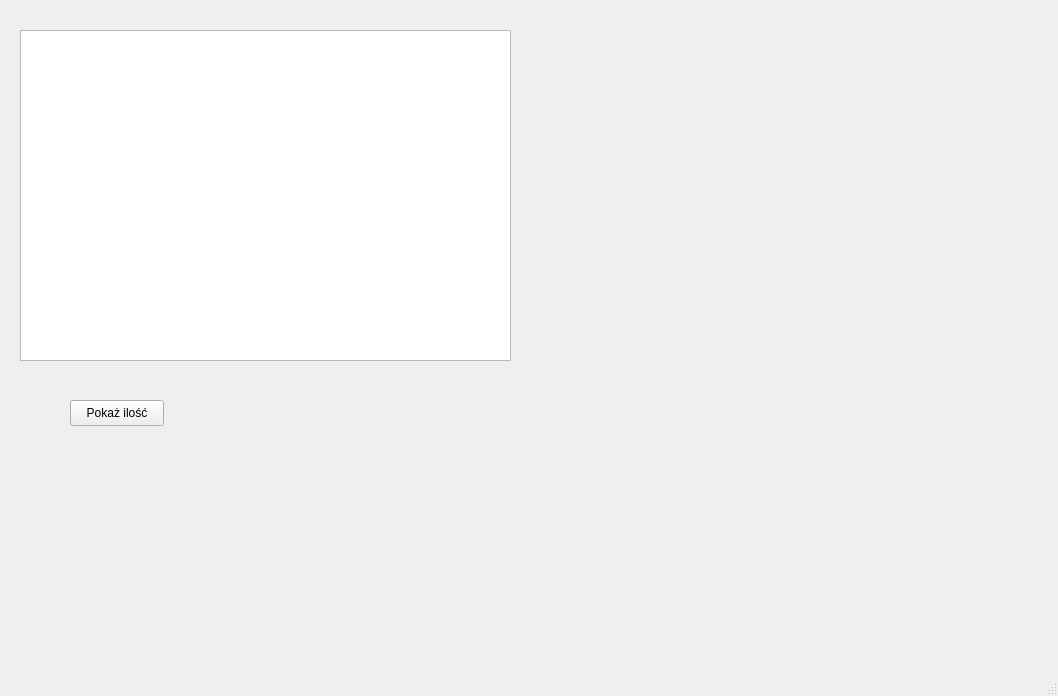
Old version of the form CastoramaInterface/mainwindow.ui in the repository PaulinaRuszczyk/DataAggregationGUI.
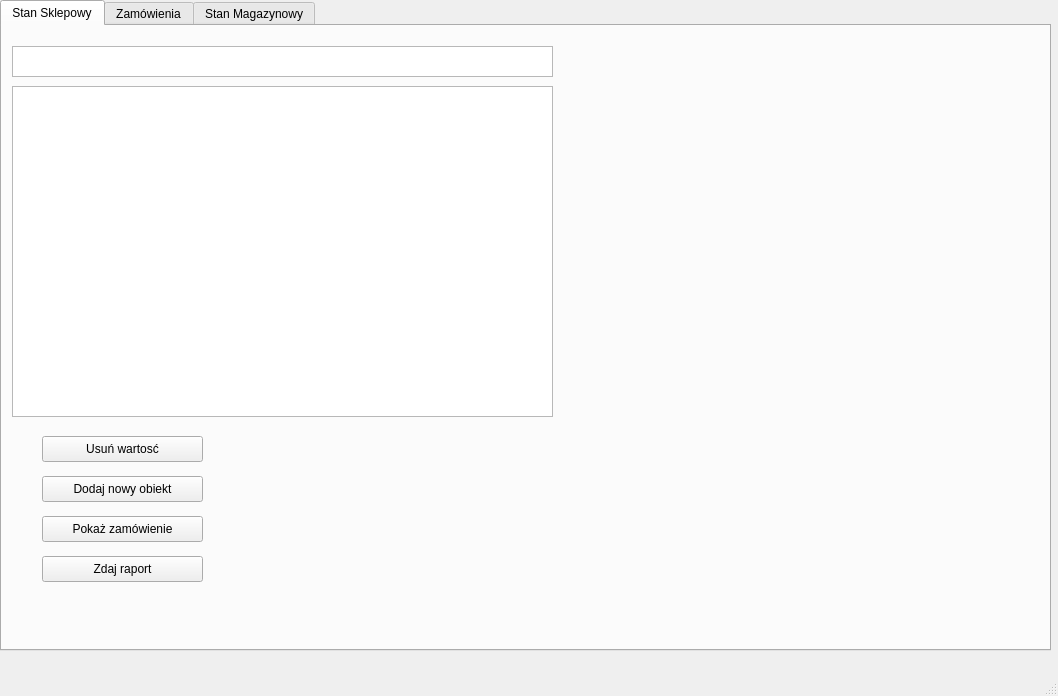
New version of the form. The open tabs and pages were chosen to show the change. Custom widgets are drawn as their Qt base class.

```diff
--- a/CastoramaInterface/mainwindow.ui
+++ b/CastoramaInterface/mainwindow.ui
@@ -14,38 +14,115 @@
    <string>MainWindow</string>
   </property>
   <widget class="QWidget" name="centralwidget">
-   <widget class="QPushButton" name="m_showQuantityButton">
+   <widget class="QTabWidget" name="tabWidget">
     <property name="geometry">
      <rect>
-      <x>70</x>
-      <y>400</y>
-      <width>94</width>
-      <height>26</height>
+      <x>0</x>
+      <y>0</y>
+      <width>1051</width>
+      <height>651</height>
      </rect>
     </property>
-    <property name="text">
-     <string>Pokaż ilość</string>
+    <property name="currentIndex">
+     <number>1</number>
     </property>
-   </widget>
-   <widget class="QListWidget" name="ListsOfObjects">
-    <property name="geometry">
-     <rect>
-      <x>20</x>
-      <y>30</y>
-      <width>491</width>
-      <height>331</height>
-     </rect>
-    </property>
-   </widget>
-   <widget class="QCustomPlot" name="m_Plot" native="true">
-    <property name="geometry">
-     <rect>
-      <x>530</x>
-      <y>220</y>
-      <width>421</width>
-      <height>361</height>
-     </rect>
-    </property>
+    <widget class="QWidget" name="StanSklepowy">
+     <attribute name="title">
+      <string>Stan Sklepowy</string>
+     </attribute>
+     <widget class="QTextEdit" name="m_searchBox">
+      <property name="geometry">
+       <rect>
+        <x>10</x>
+        <y>20</y>
+        <width>541</width>
+        <height>31</height>
+       </rect>
+      </property>
+     </widget>
+     <widget class="QCustomPlot" name="m_Plot" native="true">
+      <property name="geometry">
+       <rect>
+        <x>590</x>
+        <y>40</y>
+        <width>421</width>
+        <height>361</height>
+       </rect>
+      </property>
+     </widget>
+     <widget class="QListWidget" name="ListsOfObjects">
+      <property name="geometry">
+       <rect>
+        <x>10</x>
+        <y>60</y>
+        <width>541</width>
+        <height>331</height>
+       </rect>
+      </property>
+     </widget>
+     <widget class="QPushButton" name="m_showQuantityButton">
+      <property name="geometry">
+       <rect>
+        <x>40</x>
+        <y>410</y>
+        <width>161</width>
+        <height>26</height>
+       </rect>
+      </property>
+      <property name="text">
+       <string>Usuń wartosć</string>
+      </property>
+     </widget>
+     <widget class="QPushButton" name="pushButton">
+      <property name="geometry">
+       <rect>
+        <x>40</x>
+        <y>450</y>
+        <width>161</width>
+        <height>26</height>
+       </rect>
+      </property>
+      <property name="text">
+       <string>Dodaj nowy obiekt</string>
+      </property>
+     </widget>
+     <widget class="QPushButton" name="pushButton_2">
+      <property name="geometry">
+       <rect>
+        <x>40</x>
+        <y>490</y>
+        <width>161</width>
+        <height>26</height>
+       </rect>
+      </property>
+      <property name="text">
+       <string>Pokaż zamówienie</string>
+      </property>
+     </widget>
+     <widget class="QPushButton" name="pushButton_3">
+      <property name="geometry">
+       <rect>
+        <x>40</x>
+        <y>530</y>
+        <width>161</width>
+        <height>26</height>
+       </rect>
+      </property>
+      <property name="text">
+       <string>Zdaj raport</string>
+      </property>
+     </widget>
+    </widget>
+    <widget class="QWidget" name="Zamowienia">
+     <attribute name="title">
+      <string>Zamówienia</string>
+     </attribute>
+    </widget>
+    <widget class="QWidget" name="StanMagazynowy">
+     <attribute name="title">
+      <string>Stan Magazynowy</string>
+     </attribute>
+    </widget>
    </widget>
   </widget>
   <widget class="QMenuBar" name="menubar">
```
